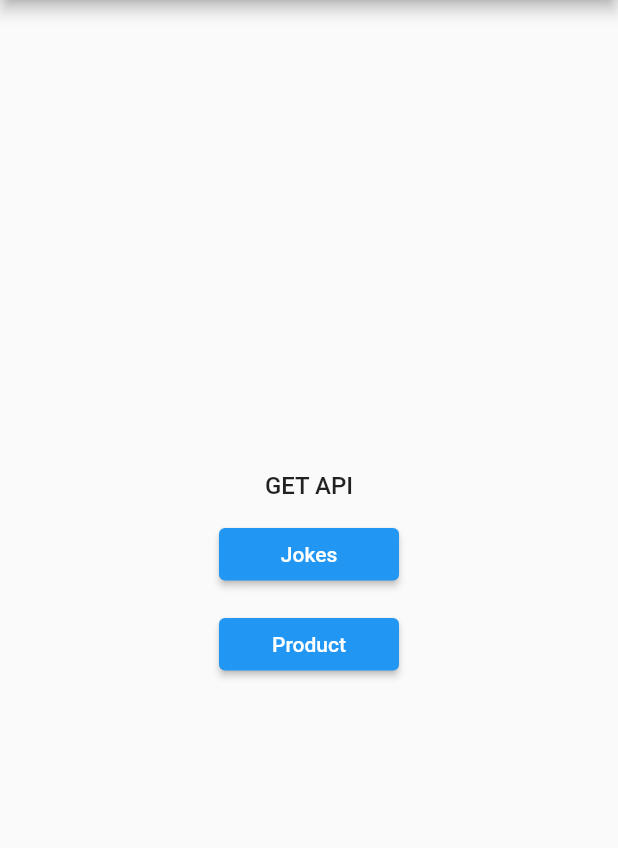
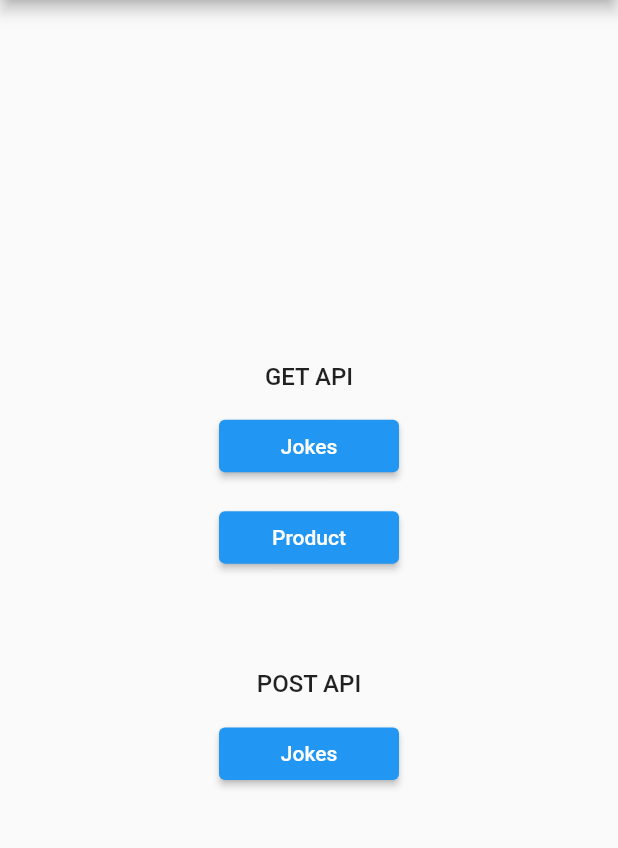
Before and after one commit to axatabyss/flutter_riverpod_example, a Flutter app: the screen it shows after launch, on a phone screen of 412 x 824 dp, the part 84-932 px from its top. Run offline on Flutter 3.47's test engine with Material 2 defaults, Android fonts, the phone set to English and light mode, and no system bars; our stand-ins replace dio, flutter_riverpod, flutter_screenutil, freezed_annotation, gap, shared_preferences.

Commit message:
Responsive UI

```diff
--- a/lib/features/home/view/home_page.dart
+++ b/lib/features/home/view/home_page.dart
@@ -43,6 +43,21 @@ class HomePage extends StatelessWidget {
                   ),
                 ),
                 child: const Text('Product')),
+            Gap(50.h),
+            const Text("POST API", style: TextStyle(fontSize: 16, fontWeight: FontWeight.w500)),
+            Gap(10.h),
+            ElevatedButton(
+                onPressed: () {
+                  Navigator.of(context).pushNamed(Routes.joke);
+                },
+                style: ElevatedButton.styleFrom(
+                  minimumSize: const Size(120, 35),
+                  maximumSize: const Size(120, 35),
+                  shape: RoundedRectangleBorder(
+                    borderRadius: BorderRadius.circular(4),
+                  ),
+                ),
+                child: const Text('Jokes')),
           ],
         ),
       ),
--- a/lib/main.dart
+++ b/lib/main.dart
@@ -19,11 +19,12 @@ class MyApp extends StatelessWidget {
   @override
   Widget build(BuildContext context) {
     return ScreenUtilInit(
-      builder: (context, child) => MaterialApp(
-        routes: AppRoutes.routes,
-        initialRoute: Routes.home,
-        debugShowCheckedModeBanner: false,
-      )
+        designSize: const Size(360, 640),
+        builder: (context, child) => MaterialApp(
+          routes: AppRoutes.routes,
+          initialRoute: Routes.home,
+          debugShowCheckedModeBanner: false,
+        )
     );
   }
 }
```
